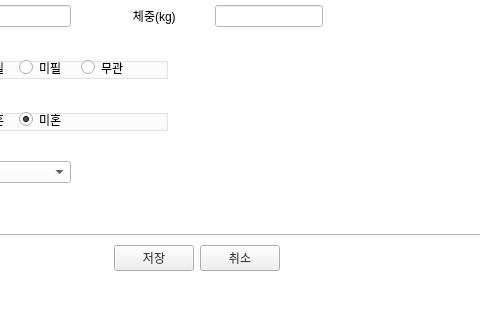
Before: the Qt Designer form emp_regist.ui in hyeona-jeong/HRIS, drawn with Qt 5; both pictures show x 444 to 924 and y 619 to 939 of the 1281 by 939 pixel window.
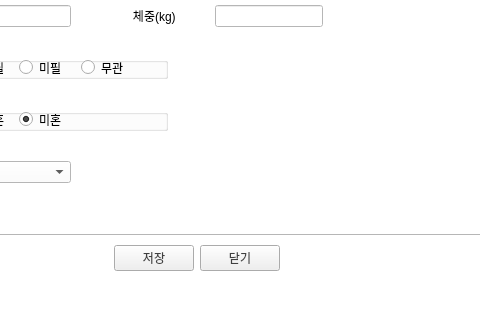
After: the same form once the commit is applied. Icons and pictures are not drawn.

```diff
--- a/emp_regist.ui
+++ b/emp_regist.ui
@@ -2665,7 +2665,7 @@
            <string notr="true">color:#404040;</string>
           </property>
           <property name="text">
-           <string>취소</string>
+           <string>닫기</string>
           </property>
          </widget>
         </item>
```
Left out of the diff: 2 changed lines with no effect on the pictures.
